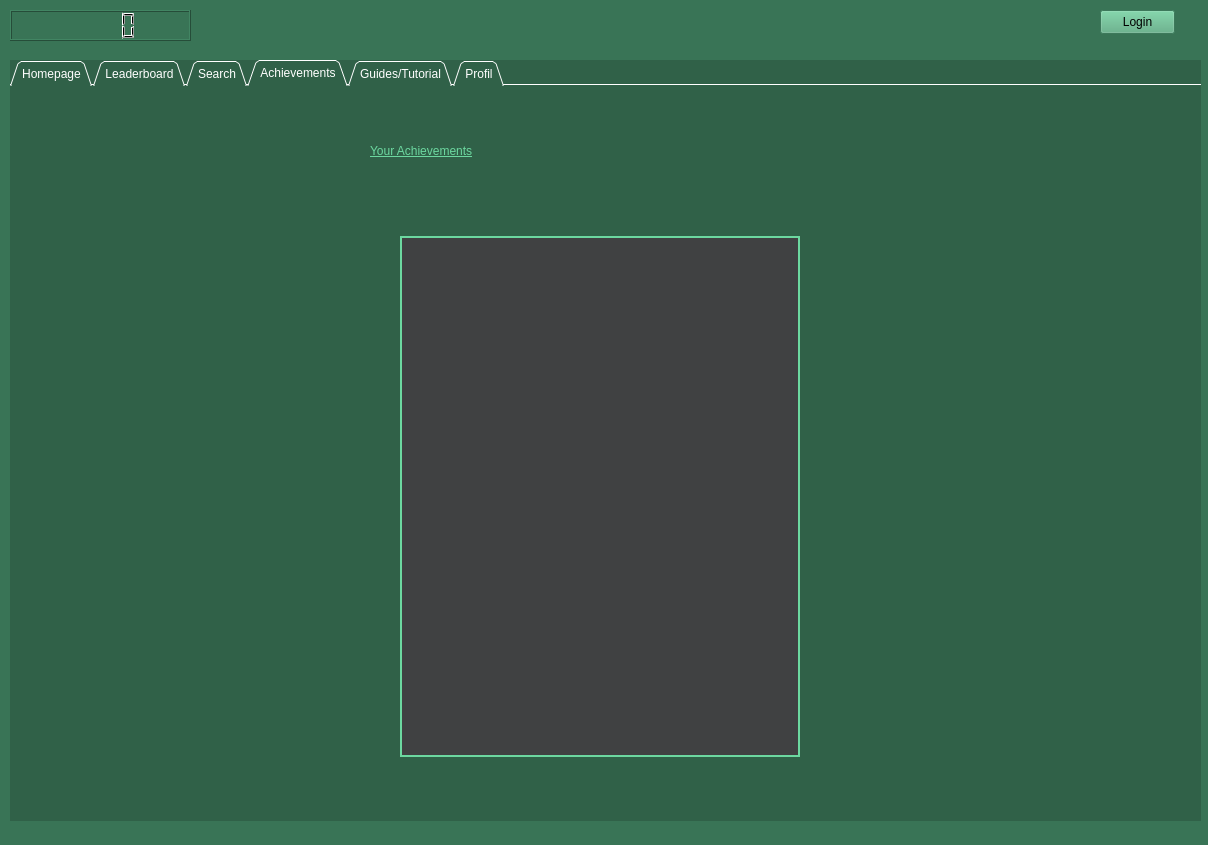
Above: client/form.ui from SushantKumarPandey/Crypto-Tradeing-App-with-fake-currency before the change. Below: the same form after it.
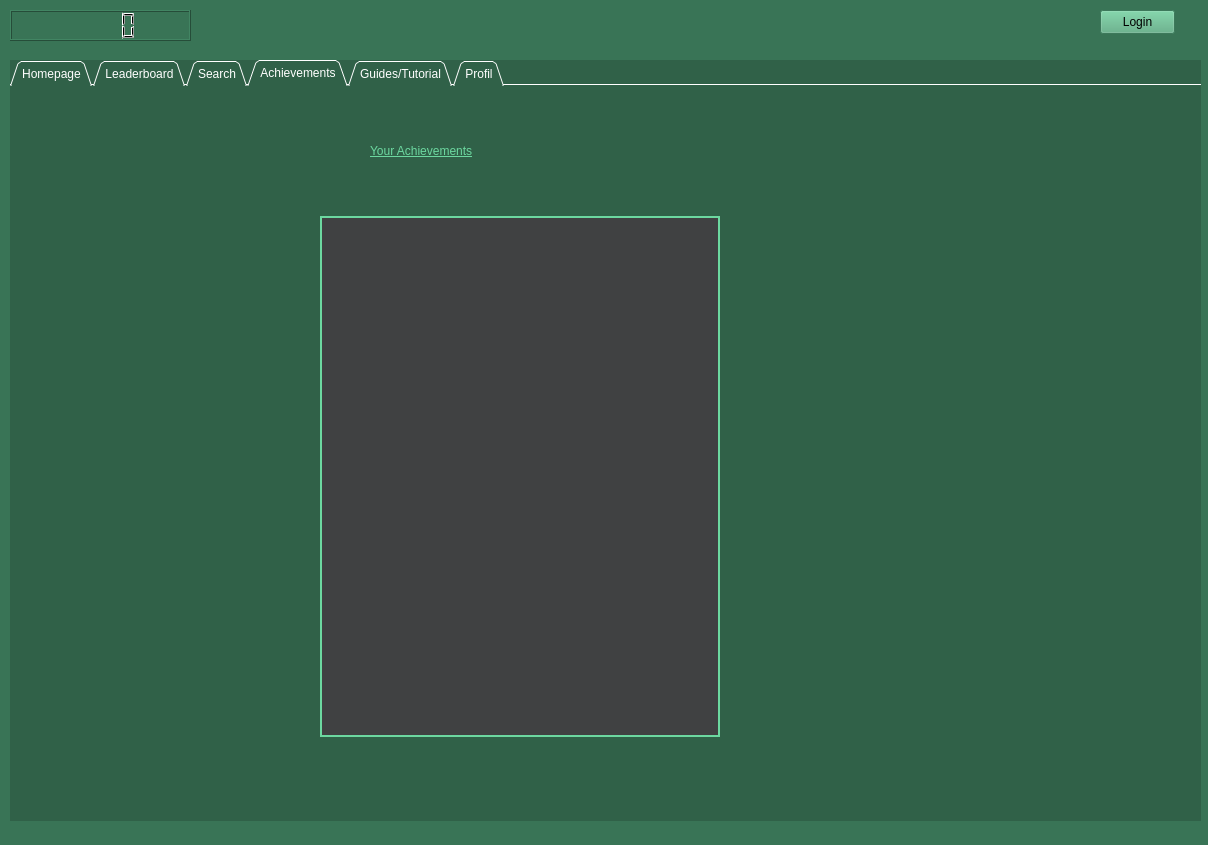
That is the form after the change. The open tabs and pages were chosen to show the change.

Commit message: fix: Buy fix: Ui Elemts feat: md.Report Update

Diff of the .ui file:
```diff
--- a/client/form.ui
+++ b/client/form.ui
@@ -870,8 +870,8 @@
      <widget class="QWidget" name="achievementsContainer">
       <property name="geometry">
        <rect>
-        <x>390</x>
-        <y>150</y>
+        <x>310</x>
+        <y>130</y>
         <width>400</width>
         <height>521</height>
        </rect>
```
Left out of the diff: 2 changed lines with no effect on the pictures. The commit also changes 4 other files.
